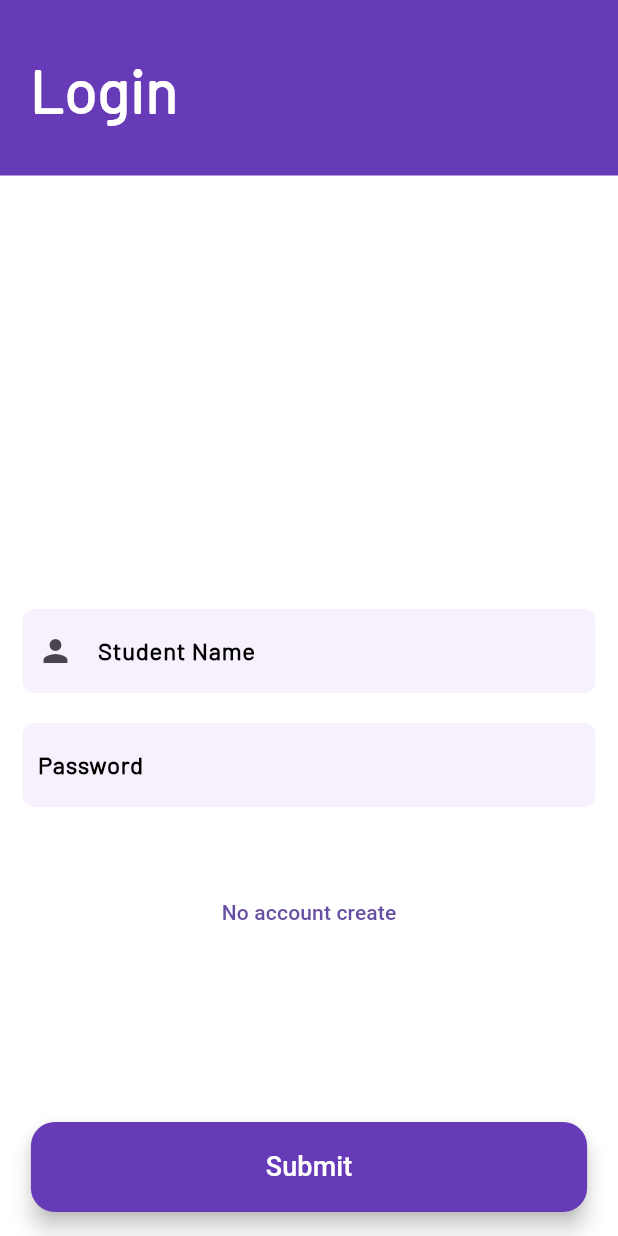
After one commit to REDHUN/regform, a Flutter app: the LoginPage screen opened directly, on a phone screen of 412 x 824 dp. The commit adds this screen. Run offline on Flutter 3.47's test engine with Material 3 defaults, Android fonts, the phone set to English and light mode, and no system bars; our stand-ins replace image_picker; network calls fail.

Commit message:
some changes are made

```diff
--- /dev/null
+++ b/lib/features/student_reg/presentation/pages/home/login.dart
@@ -0,0 +1,153 @@
+import 'package:flutter/material.dart';
+import 'package:http/http.dart' as http;
+import 'package:regform/core/appconstants/appcolors.dart';
+import 'package:regform/features/student_reg/presentation/pages/home/registration.dart';
+import 'package:regform/features/student_reg/presentation/widgets/textfiled.dart';
+
+class LoginPage extends StatefulWidget {
+  const LoginPage({super.key});
+
+  @override
+  State<LoginPage> createState() => _RegistrationPageState();
+}
+
+class _RegistrationPageState extends State<LoginPage> {
+  final _formKey = GlobalKey<FormState>();
+
+  late TextEditingController nameController = TextEditingController();
+  late TextEditingController passwordController = TextEditingController();
+
+  login() async {
+    http.Response data = await http
+        .post(Uri.parse('https://reqres.in/api/login'), body: {
+      'email': nameController.text,
+      'password': passwordController.text
+    });
+    print(data.body);
+  }
+
+  @override
+  void dispose() {
+    nameController.dispose();
+    passwordController.dispose();
+
+    super.dispose();
+  }
+
+  @override
+  Widget build(BuildContext context) {
+    return Scaffold(
+        floatingActionButtonLocation: FloatingActionButtonLocation.centerFloat,
+        floatingActionButton: Container(
+          height: 60,
+          width: MediaQuery.of(context).size.width * .9,
+          decoration: BoxDecoration(
+            borderRadius: BorderRadius.circular(20),
+          ),
+          child: FloatingActionButton(
+            backgroundColor: Colors.deepPurple,
+            onPressed: login,
+            child: const Text(
+              'Submit',
+              style: TextStyle(color: Colors.white, fontSize: 18),
+            ),
+          ),
+        ),
+        backgroundColor: AppColors.scaffoldBackground,
+        body: SingleChildScrollView(
+          keyboardDismissBehavior: ScrollViewKeyboardDismissBehavior.manual,
+          child: Column(
+            mainAxisAlignment: MainAxisAlignment.center,
+            children: [
+              Container(
+                width: MediaQuery.of(context).size.width,
+                decoration: BoxDecoration(color: AppColors.appBarColor),
+                child: const Padding(
+                  padding: EdgeInsets.symmetric(vertical: 30, horizontal: 20),
+                  child: Text(
+                    'Login',
+                    style: TextStyle(
+                        fontFamily: 'Barlow',
+                        color: Colors.white,
+                        fontSize: 40,
+                        fontWeight: FontWeight.bold),
+                  ),
+                ),
+              ),
+              Container(
+                height: 800,
+                child: Column(
+                  mainAxisAlignment: MainAxisAlignment.center,
+                  children: [
+                    formBuild(),
+                    Container(
+                      height: 60,
+                      width: MediaQuery.of(context).size.width * .9,
+                      decoration: BoxDecoration(
+                        color: Colors.transparent,
+                        borderRadius: BorderRadius.circular(20),
+                      ),
+                      child: TextButton(
+                          onPressed: () {
+                            Navigator.pushReplacement(
+                                context,
+                                MaterialPageRoute(
+                                    builder: (context) => RegistrationPage()));
+                          },
+                          child: Text('No account create')),
+                    ),
+                  ],
+                ),
+              ),
+
+              //Fom Widget
+            ],
+          ),
+        ));
+  }
+
+// Form Build
+
+  formBuild() {
+    return Form(
+        key: _formKey,
+        child: Column(
+          children: [
+            const SizedBox(
+              height: 10,
+            ),
+            Padding(
+              padding: const EdgeInsets.symmetric(horizontal: 5),
+              child: RegTextFiled(
+                validator: (value) {
+                  return value!.isEmpty ? 'pleaseEnterName' : null;
+                },
+                controller: nameController,
+                hintText: "Student Name",
+                icon: const Icon(Icons.person),
+              ),
+            ),
+            const SizedBox(
+              height: 20,
+            ),
+            Container(
+              margin: const EdgeInsets.symmetric(horizontal: 5),
+              child: RegTextFiled(
+                validator: (value) {
+                  return value!.isEmpty ? "please enter the password" : null;
+                },
+                hintText: 'Password',
+                obscureText: true,
+                controller: passwordController,
+              ),
+            ),
+            const SizedBox(
+              height: 20,
+            ),
+            const SizedBox(
+              height: 20,
+            ),
+          ],
+        ));
+  }
+}
--- a/pubspec.yaml
+++ b/pubspec.yaml
@@ -37,7 +37,6 @@ dependencies:
 
   http: ^1.2.1
   image_picker: ^1.1.1
-  responsive_builder: ^0.7.0
 
 dev_dependencies:
   flutter_test:
```
Also changed, not shown: lib/features/student_reg/presentation/pages/home/home.dart (added, +15 -0 lines), lib/features/student_reg/presentation/pages/home/registration.dart (+27 -70 lines), lib/features/student_reg/presentation/widgets/dropdownbutton_builder.dart (+6 -27 lines), pubspec.lock.
